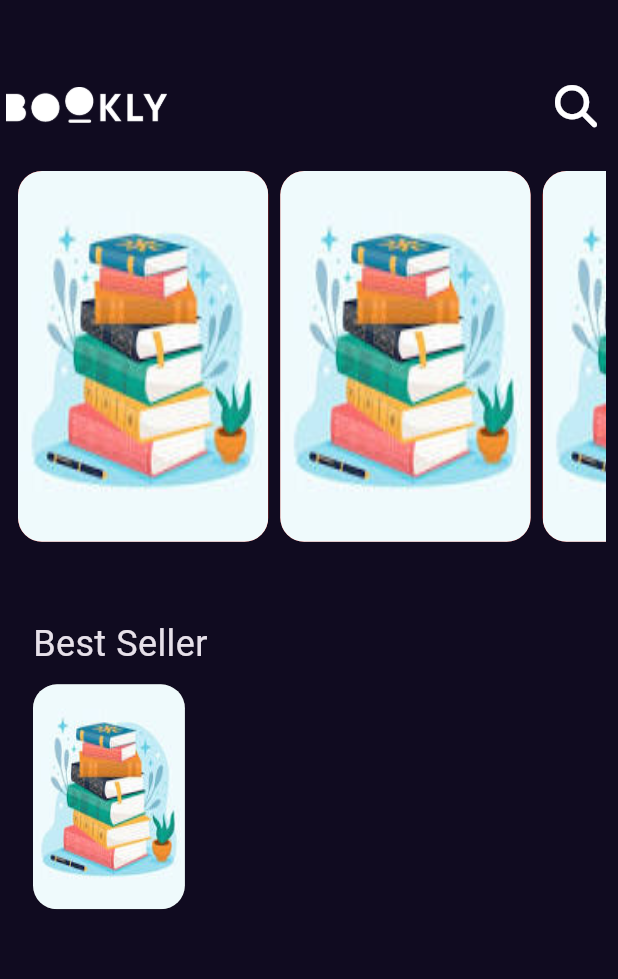
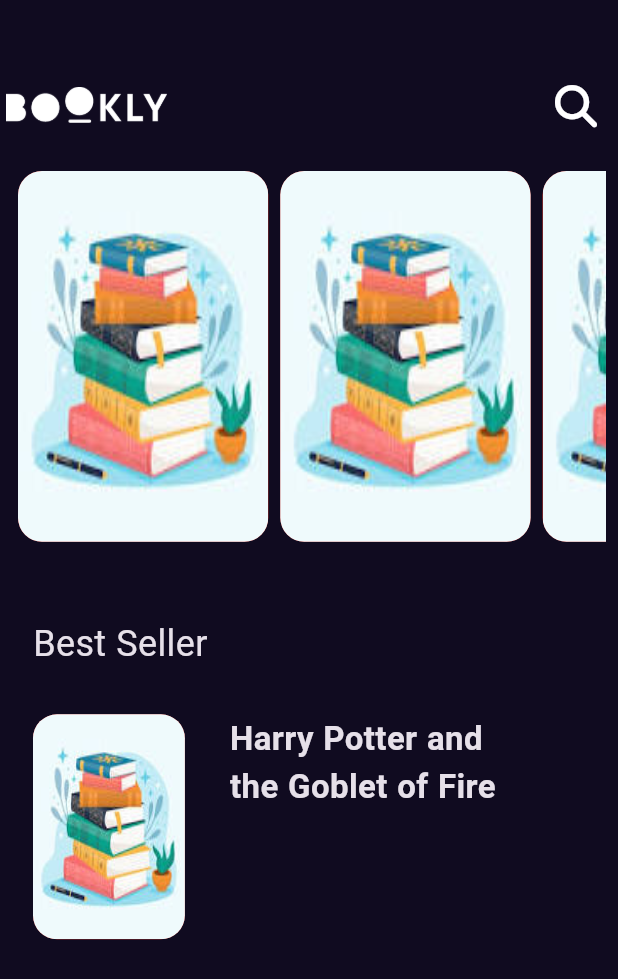
Before and after one commit to HamzaLahmedi/Bookly_app_mvvm_bloc, a Flutter app: the screen it shows after launch, on a phone screen of 412 x 824 dp. Shown: the top 979 px of the screen. Run offline on Flutter 3.47's test engine with Material 3 defaults, Android fonts, the phone set to English and light mode, and no system bars; our stand-ins replace font_awesome_flutter, get, google_fonts.

Commit message:
best seller item done part 2

```diff
--- a/bookly_app/lib/core/utils/styles.dart
+++ b/bookly_app/lib/core/utils/styles.dart
@@ -2,9 +2,10 @@ import 'package:flutter/material.dart';
 import 'package:google_fonts/google_fonts.dart';
 
 abstract class Styles {
-  static const textStyle22 = TextStyle(
+  static TextStyle  textStyle22 = TextStyle(
     fontSize: 22,
     fontWeight: FontWeight.w600,
+    fontFamily: GoogleFonts.openSans.toString(),
   );
 
   static TextStyle textStyle24 = TextStyle(
--- a/bookly_app/lib/features/home/presentation/views/widgets/best_seller_list_view_item.dart
+++ b/bookly_app/lib/features/home/presentation/views/widgets/best_seller_list_view_item.dart
@@ -1,4 +1,5 @@
 import 'package:bookly_app/core/utils/assets.dart';
+import 'package:bookly_app/core/utils/styles.dart';
 import 'package:flutter/material.dart';
 
 class BestSellerListViewItem extends StatelessWidget {
@@ -6,8 +7,8 @@ class BestSellerListViewItem extends StatelessWidget {
 
   @override
   Widget build(BuildContext context) {
-    return  Padding(
-      padding: const EdgeInsets.symmetric(horizontal: 18,vertical: 10),
+    return Padding(
+      padding: const EdgeInsets.symmetric(horizontal: 18, vertical: 10),
       child: SizedBox(
         height: 150,
         child: Row(
@@ -19,7 +20,7 @@ class BestSellerListViewItem extends StatelessWidget {
                   borderRadius: BorderRadius.all(
                     Radius.circular(16),
                   ),
-                color: Color.fromARGB(255, 88, 82, 81),
+                  color: Colors.red,
                   image: DecorationImage(
                       image: AssetImage(
                         AssetsData.testImage,
@@ -28,6 +29,22 @@ class BestSellerListViewItem extends StatelessWidget {
                 ),
               ),
             ),
+            const SizedBox(
+              width: 30,
+            ),
+            Column(
+              children: [
+                SizedBox(
+                  width: MediaQuery.of(context).size.width * .5,
+                  child: Text(
+                    'Harry Potter and the Goblet of Fire',
+                    style: Styles.textStyle22,
+                    maxLines: 2,
+                    overflow: TextOverflow.ellipsis,
+                  ),
+                ),
+              ],
+            )
           ],
         ),
       ),
--- a/bookly_app/lib/features/home/presentation/views/widgets/home_view_body.dart
+++ b/bookly_app/lib/features/home/presentation/views/widgets/home_view_body.dart
@@ -27,6 +27,9 @@ class HomeViewBody extends StatelessWidget {
               style: Styles.textStyle24,
             ),
           ),
+          const SizedBox(
+            height: 20,
+          ),
           const BestSellerListViewItem(),
         ],
       ),
```
Lines whose indentation alone changed are shown as unchanged.
